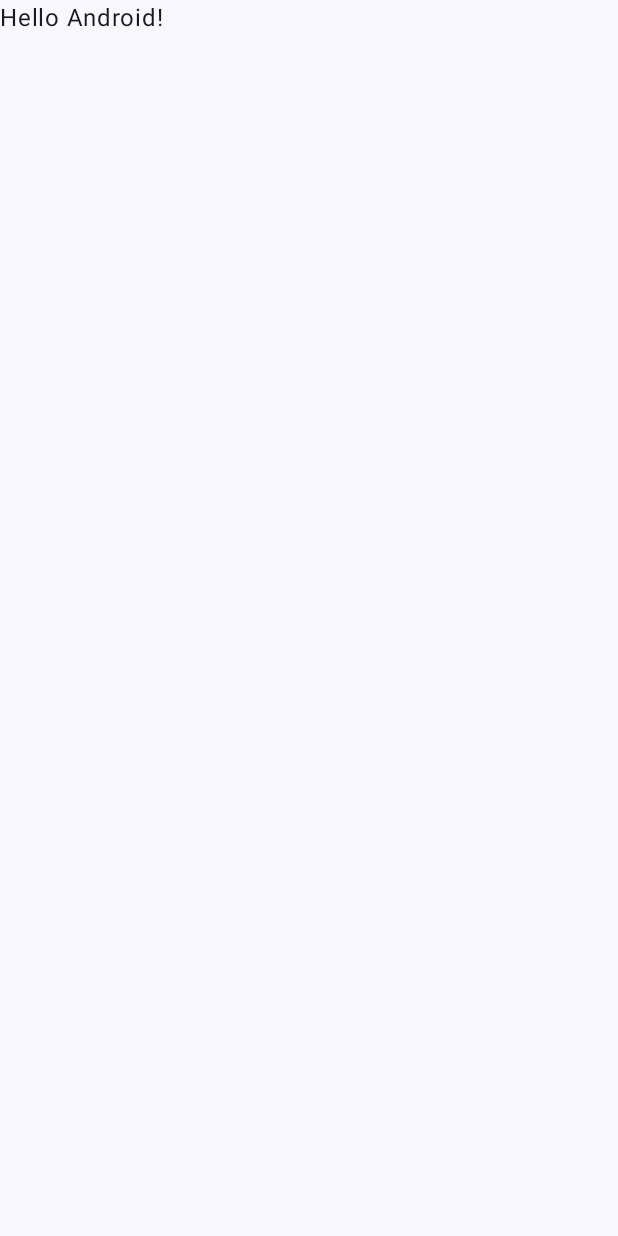
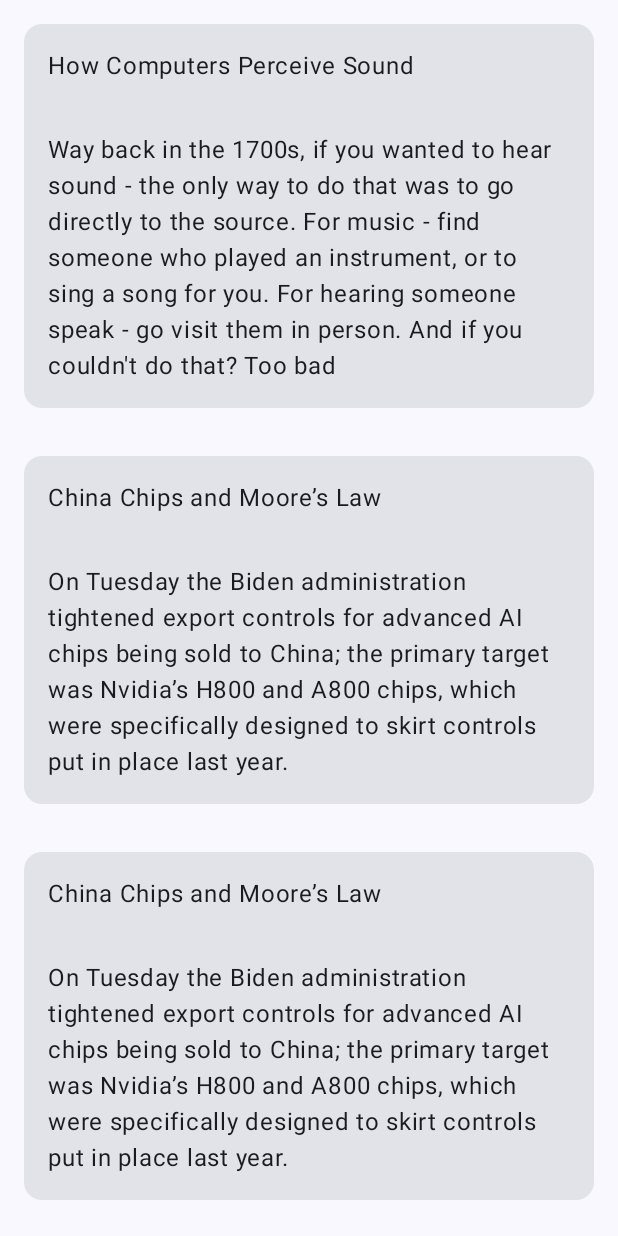
Before and after one commit to sidharth/oasisreader, an Android app built with Jetpack Compose: the screen it shows after launch (MainActivity), on a phone screen of 412 x 824 dp. Before the commit the screen is almost empty. Run offline under Robolectric (Android 15) with nearby library versions, the phone set to English and light mode, and no system bars.

Commit message:
filled items into the visible list

```diff
--- a/app/src/main/java/com/sidharthr/oasisreader/MainActivity.kt
+++ b/app/src/main/java/com/sidharthr/oasisreader/MainActivity.kt
@@ -3,13 +3,20 @@ package com.sidharthr.oasisreader
 import android.os.Bundle
 import androidx.activity.ComponentActivity
 import androidx.activity.compose.setContent
+import androidx.compose.foundation.layout.Column
 import androidx.compose.foundation.layout.fillMaxSize
+import androidx.compose.foundation.layout.fillMaxWidth
+import androidx.compose.foundation.layout.padding
+import androidx.compose.foundation.lazy.LazyColumn
+import androidx.compose.foundation.verticalScroll
+import androidx.compose.material3.Card
 import androidx.compose.material3.MaterialTheme
 import androidx.compose.material3.Surface
 import androidx.compose.material3.Text
 import androidx.compose.runtime.Composable
 import androidx.compose.ui.Modifier
 import androidx.compose.ui.tooling.preview.Preview
+import androidx.compose.ui.unit.dp
 import com.sidharthr.oasisreader.ui.theme.OasisReaderTheme
 
 class MainActivity : ComponentActivity() {
@@ -22,25 +29,43 @@ class MainActivity : ComponentActivity() {
                     modifier = Modifier.fillMaxSize(),
                     color = MaterialTheme.colorScheme.background
                 ) {
-                    Greeting("Android")
+                    LazyColumn(
+                        content = {
+                        items(sampleArticlesList.size) { index ->
+                            ArticleCard(articleItem = sampleArticlesList[index])
+                        }
+                    })
                 }
             }
         }
     }
 }
 
+// A composable card of an article, contains the title, excerpt, and date.
 @Composable
-fun Greeting(name: String, modifier: Modifier = Modifier) {
-    Text(
-        text = "Hello $name!",
-        modifier = modifier
-    )
+fun ArticleCard(articleItem: ArticleItem) {
+    Card(
+        modifier = Modifier
+            .fillMaxWidth()
+            .padding(16.dp),
+    ) {
+        Column {
+            Text(
+                text = articleItem.title,
+                modifier = Modifier.padding(16.dp)
+            )
+            Text(
+                text = articleItem.excerpt,
+                modifier = Modifier.padding(16.dp)
+            )
+        }
+    }
 }
 
 @Preview(showBackground = true)
 @Composable
 fun GreetingPreview() {
     OasisReaderTheme {
-        Greeting("Android")
+//        Greeting("Android")
     }
 }
--- a/app/src/main/java/com/sidharthr/oasisreader/Models.kt
+++ b/app/src/main/java/com/sidharthr/oasisreader/Models.kt
@@ -23,5 +23,27 @@ val sampleArticlesList = listOf<ArticleItem>(
         title = "China Chips and Moore’s Law",
         excerpt = "On Tuesday the Biden administration tightened export controls for advanced AI chips being sold to China; the primary target was Nvidia’s H800 and A800 chips, which were specifically designed to skirt controls put in place last year.",
         date = "2023-10-18"
+    ),
+    ArticleItem(
+        contentUrl = "https://stratechery.com/2023/china-chips-and-moores-law/",
+        imgUrl = null,
+        title = "China Chips and Moore’s Law",
+        excerpt = "On Tuesday the Biden administration tightened export controls for advanced AI chips being sold to China; the primary target was Nvidia’s H800 and A800 chips, which were specifically designed to skirt controls put in place last year.",
+        date = "2023-10-18"
+    ),
+    ArticleItem(
+        contentUrl = "https://stratechery.com/2023/china-chips-and-moores-law/",
+        imgUrl = null,
+        title = "China Chips and Moore’s Law",
+        excerpt = "On Tuesday the Biden administration tightened export controls for advanced AI chips being sold to China; the primary target was Nvidia’s H800 and A800 chips, which were specifically designed to skirt controls put in place last year.",
+        date = "2023-10-18"
+    ),
+    ArticleItem(
+        contentUrl = "https://stratechery.com/2023/china-chips-and-moores-law/",
+        imgUrl = null,
+        title = "China Chips and Moore’s Law",
+        excerpt = "On Tuesday the Biden administration tightened export controls for advanced AI chips being sold to China; the primary target was Nvidia’s H800 and A800 chips, which were specifically designed to skirt controls put in place last year.",
+        date = "2023-10-18"
     )
+
 );
```
